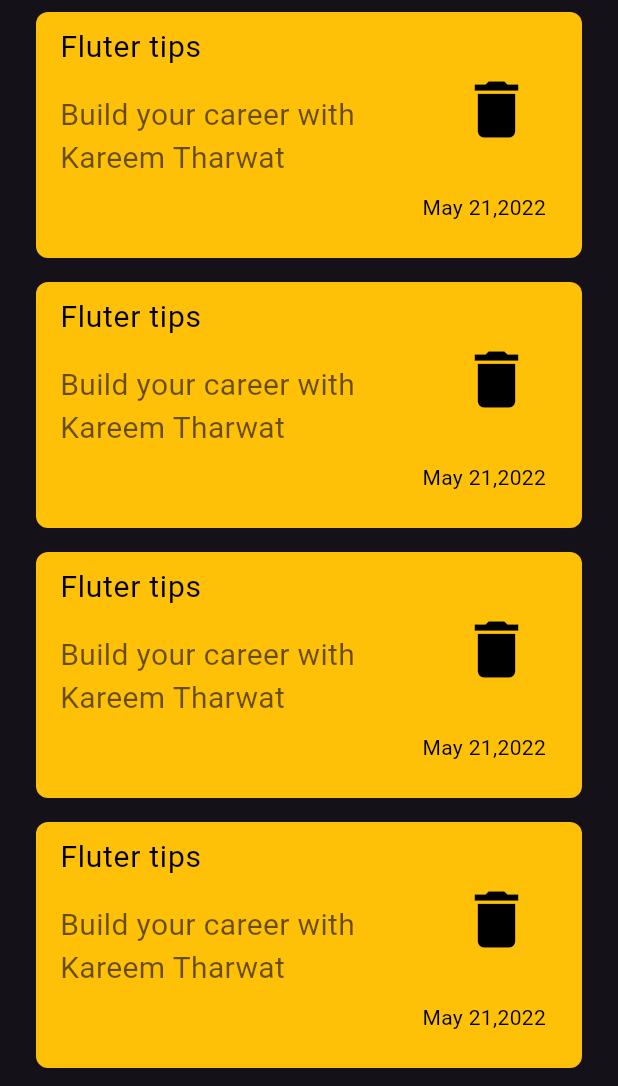
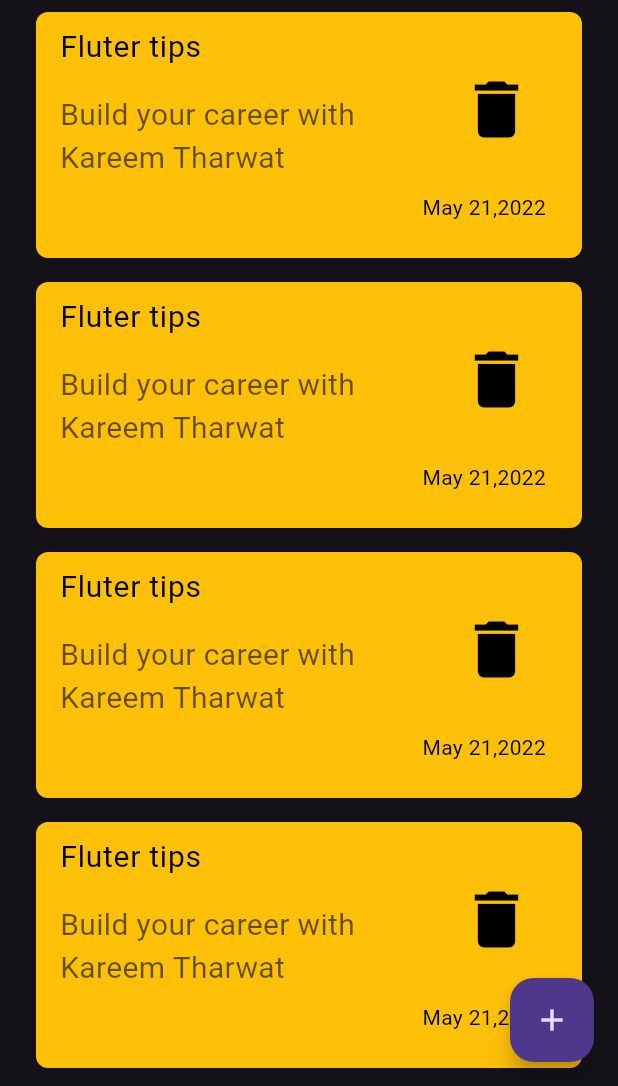
Before and after one commit to KaremTharwat/notes-app, a Flutter app: the screen it shows after launch, on a phone screen of 412 x 824 dp, the part 150-1236 px from its top. Run offline on Flutter 3.47's test engine with Material 3 defaults, Android fonts, the phone set to English and light mode, and no system bars.

```diff
--- a/lib/views/widget/notes_view_body.dart
+++ b/lib/views/widget/notes_view_body.dart
@@ -1,6 +1,6 @@
 import 'package:flutter/material.dart';
+import 'package:notes_app/views/widget/custom_add_note_bottom_sheet.dart';
 import 'package:notes_app/views/widget/custom_app_bar.dart';
-import 'package:notes_app/views/widget/custom_list_tile.dart';
 import 'package:notes_app/views/widget/custom_list_view.dart';
 
 class NotesViewBody extends StatelessWidget {
@@ -10,16 +10,24 @@ class NotesViewBody extends StatelessWidget {
 
   @override
   Widget build(BuildContext context) {
-    return const Scaffold(
-      body: Padding(
-        padding: const EdgeInsets.only(top: 50, left: 24, right: 24),
+    return Scaffold(
+      body: const Padding(
+        padding: EdgeInsets.only(top: 50, left: 24, right: 24),
         child: Column(
-          children: [
-            const CustomAppBar(),
-            const  CustomListTile(),
-            Expanded(child: CustomListView())
-          ],
+          children: [CustomAppBar(), Expanded(child: CustomListView())],
         ),
+      ),
+      floatingActionButton: FloatingActionButton(
+        onPressed: () {
+          showModalBottomSheet(
+              shape: BeveledRectangleBorder(
+                  borderRadius: BorderRadius.circular(12)),
+              context: context,
+              builder: (context) {
+                return const CustomAddNoteBottomSheet();
+              });
+        },
+        child: const Icon(Icons.add),
       ),
     );
   }
```
Also changed, not shown: lib/views/widget/custom_add_note_bottom_sheet.dart (added, +11 -0 lines), lib/views/widget/custom_text_field.dart (added, +30 -0 lines).
